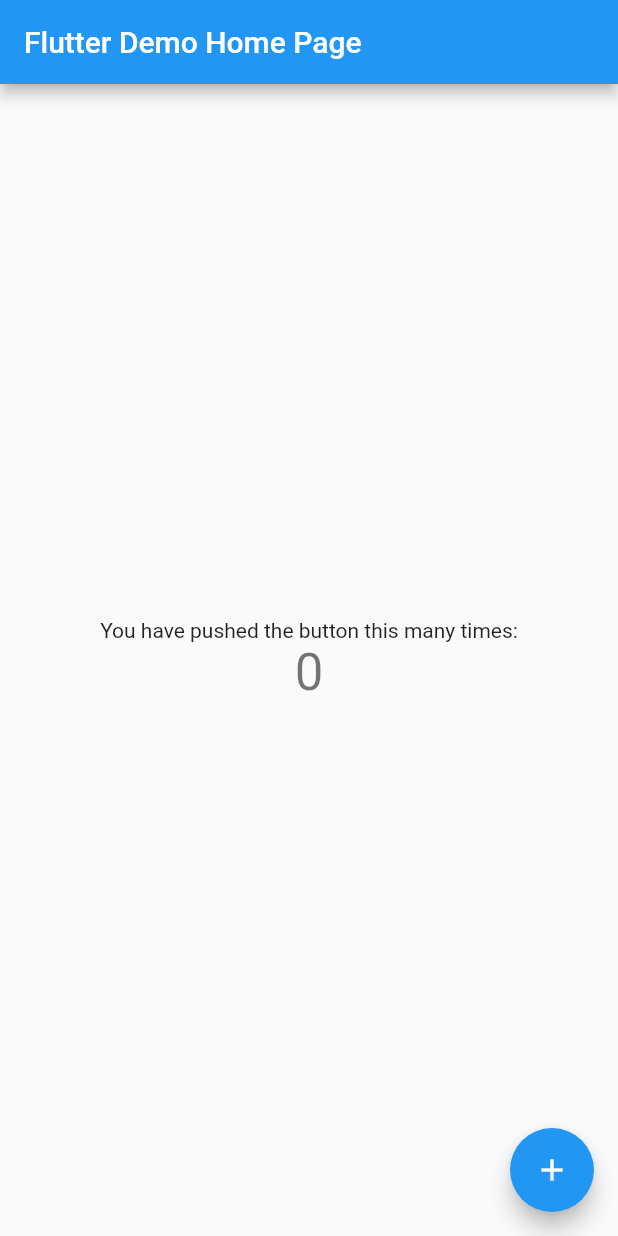
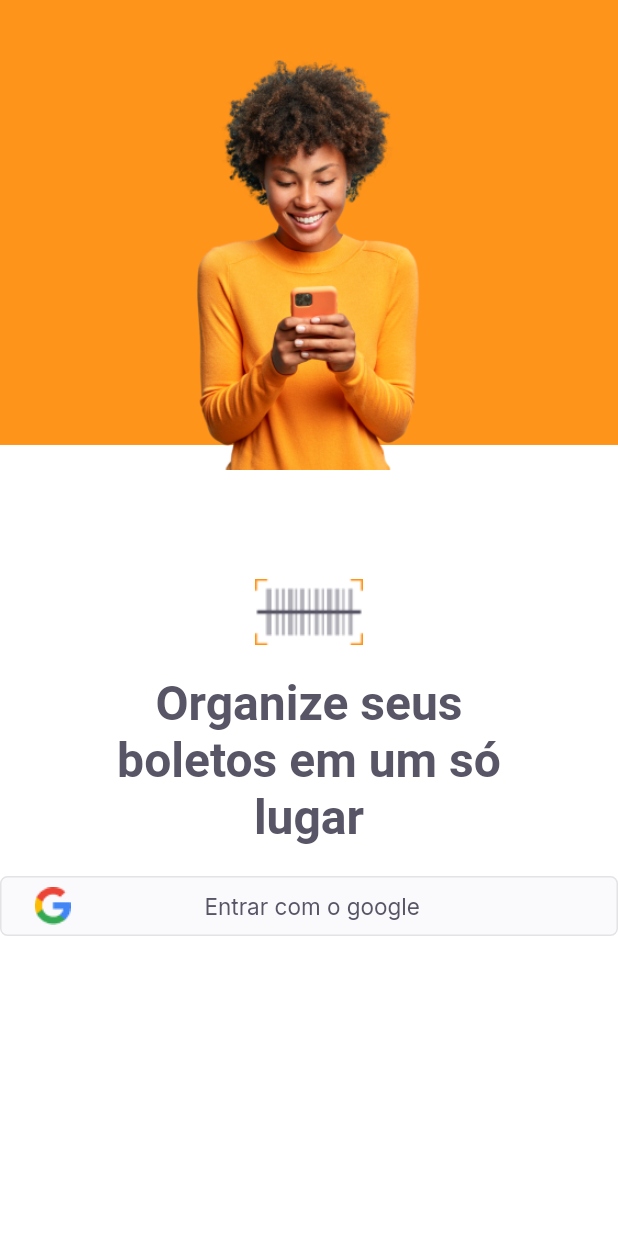
Before and after one commit to kevinraafael/NLW-Together-Flutter, a Flutter app: the screen it shows after launch, on a phone screen of 412 x 824 dp. Run offline on Flutter 3.47's test engine with Material 2 defaults, Android fonts, the phone set to English and light mode, and no system bars; our stand-ins replace google_fonts.

Commit message:
implementado splash e tela de login

```diff
--- a/lib/main.dart
+++ b/lib/main.dart
@@ -1,113 +1,19 @@
 import 'package:flutter/material.dart';
+import 'package:payflow/modules/splash/splash_page.dart';
+import 'package:payflow/shared/themes/appcolors.dart';
+import 'package:payflow/modules/login/login_page.dart';
 
 void main() {
-  runApp(MyApp());
+  runApp(AppWidget());
 }
 
-class MyApp extends StatelessWidget {
+class AppWidget extends StatelessWidget {
   // This widget is the root of your application.
   @override
   Widget build(BuildContext context) {
     return MaterialApp(
-      title: 'Flutter Demo',
-      theme: ThemeData(
-        // This is the theme of your application.
-        //
-        // Try running your application with "flutter run". You'll see the
-        // application has a blue toolbar. Then, without quitting the app, try
-        // changing the primarySwatch below to Colors.green and then invoke
-        // "hot reload" (press "r" in the console where you ran "flutter run",
-        // or simply save your changes to "hot reload" in a Flutter IDE).
-        // Notice that the counter didn't reset back to zero; the application
-        // is not restarted.
-        primarySwatch: Colors.blue,
-      ),
-      home: MyHomePage(title: 'Flutter Demo Home Page'),
-    );
+        title: 'Pay Flow',
+        theme: ThemeData(primaryColor: AppColors.primary),
+        home: LoginPage());
   }
 }
-
-class MyHomePage extends StatefulWidget {
-  MyHomePage({Key? key, required this.title}) : super(key: key);
-
-  // This widget is the home page of your application. It is stateful, meaning
-  // that it has a State object (defined below) that contains fields that affect
-  // how it looks.
-
-  // This class is the configuration for the state. It holds the values (in this
-  // case the title) provided by the parent (in this case the App widget) and
-  // used by the build method of the State. Fields in a Widget subclass are
-  // always marked "final".
-
-  final String title;
-
-  @override
-  _MyHomePageState createState() => _MyHomePageState();
-}
-
-class _MyHomePageState extends State<MyHomePage> {
-  int _counter = 0;
-
-  void _incrementCounter() {
-    setState(() {
-      // This call to setState tells the Flutter framework that something has
-      // changed in this State, which causes it to rerun the build method below
-      // so that the display can reflect the updated values. If we changed
-      // _counter without calling setState(), then the build method would not be
-      // called again, and so nothing would appear to happen.
-      _counter++;
-    });
-  }
-
-  @override
-  Widget build(BuildContext context) {
-    // This method is rerun every time setState is called, for instance as done
-    // by the _incrementCounter method above.
-    //
-    // The Flutter framework has been optimized to make rerunning build methods
-    // fast, so that you can just rebuild anything that needs updating rather
-    // than having to individually change instances of widgets.
-    return Scaffold(
-      appBar: AppBar(
-        // Here we take the value from the MyHomePage object that was created by
-        // the App.build method, and use it to set our appbar title.
-        title: Text(widget.title),
-      ),
-      body: Center(
-        // Center is a layout widget. It takes a single child and positions it
-        // in the middle of the parent.
-        child: Column(
-          // Column is also a layout widget. It takes a list of children and
-          // arranges them vertically. By default, it sizes itself to fit its
-          // children horizontally, and tries to be as tall as its parent.
-          //
-          // Invoke "debug painting" (press "p" in the console, choose the
-          // "Toggle Debug Paint" action from the Flutter Inspector in Android
-          // Studio, or the "Toggle Debug Paint" command in Visual Studio Code)
-          // to see the wireframe for each widget.
-          //
-          // Column has various properties to control how it sizes itself and
-          // how it positions its children. Here we use mainAxisAlignment to
-          // center the children vertically; the main axis here is the vertical
-          // axis because Columns are vertical (the cross axis would be
-          // horizontal).
-          mainAxisAlignment: MainAxisAlignment.center,
-          children: <Widget>[
-            Text(
-              'You have pushed the button this many times:',
-            ),
-            Text(
-              '$_counter',
-              style: Theme.of(context).textTheme.headline4,
-            ),
-          ],
-        ),
-      ),
-      floatingActionButton: FloatingActionButton(
-        onPressed: _incrementCounter,
-        tooltip: 'Increment',
-        child: Icon(Icons.add),
-      ), // This trailing comma makes auto-formatting nicer for build methods.
-    );
-  }
-}
--- /dev/null
+++ b/lib/modules/login/login_page.dart
@@ -0,0 +1,63 @@
+import 'package:flutter/material.dart';
+import 'package:payflow/shared/widgets/social_login_butoon.dart';
+import '../../shared/themes/app_images.dart';
+import '../../shared/themes/appcolors.dart';
+import '../../shared/themes/app_text_styles.dart';
+import '../../shared/widgets/social_login_butoon.dart';
+
+class LoginPage extends StatefulWidget {
+  const LoginPage({Key? key}) : super(key: key);
+
+  @override
+  _LoginaPageState createState() => _LoginaPageState();
+}
+
+class _LoginaPageState extends State<LoginPage> {
+  @override
+  Widget build(BuildContext context) {
+    final size = MediaQuery.of(context).size;
+    return (Scaffold(
+        backgroundColor: AppColors.background,
+        body: Container(
+            width: size.width,
+            height: size.height,
+            child: Stack(
+              children: [
+                Container(
+                    width: size.width,
+                    height: size.height * 0.36,
+                    color: AppColors.primary),
+                Positioned(
+                    top: 40,
+                    left: 0,
+                    right: 0,
+                    child: Image.asset(
+                      AppImages.person,
+                      width: 208,
+                      height: 273,
+                    )),
+                Positioned(
+                    bottom: 200,
+                    left: 0,
+                    right: 0,
+                    child: Column(
+                      mainAxisAlignment: MainAxisAlignment.center,
+                      crossAxisAlignment: CrossAxisAlignment.center,
+                      children: [
+                        Image.asset(AppImages.logomini),
+                        Padding(
+                          padding: const EdgeInsets.only(
+                              top: 20, left: 70, right: 70, bottom: 20),
+                          child: Text("Organize seus boletos em um só lugar",
+                              textAlign: TextAlign.center,
+                              style: TextStyles.titleHome),
+                        ),
+                        SocialoginButton()
+                      ],
+                    ))
+              ],
+            ))));
+    //main axis alignment , para realizar alinhamento em uma coluna
+    // o crossAlignment vai colocar o componente no centro
+  }
+}
--- a/lib/modules/splash/splash_page.dart
+++ b/lib/modules/splash/splash_page.dart
@@ -0,0 +1,21 @@
+import 'package:flutter/material.dart';
+import '../../shared/themes/app_images.dart';
+import '../../shared/themes/appcolors.dart';
+
+class SplashPage extends StatelessWidget {
+  const SplashPage({Key? key}) : super(key: key);
+
+  @override
+  Widget build(BuildContext context) {
+    return Scaffold(
+        backgroundColor: AppColors.background,
+        body: Stack(
+          children: [
+            Center(child: Image.asset(AppImages.union)),
+            Center(child: Image.asset(AppImages.logoFull))
+          ],
+        ));
+  } //Stack - ele eh um widghet que permite um forma de empilhamento , colocar
+  //um item por cima isso pode ser notado nessa tela ,pois ha 2 imagens , sendo
+  // uma por baixo e a outra por cima
+}
--- a/lib/shared/themes/app_images.dart
+++ b/lib/shared/themes/app_images.dart
@@ -1,3 +1,5 @@
+import 'package:flutter/material.dart';
+
 class AppImages {
   static const logoFull = "assets/images/logofull.png";
   static const logomini = "assets/images/logomini.png";
--- /dev/null
+++ b/lib/shared/widgets/social_login_butoon.dart
@@ -0,0 +1,32 @@
+import 'package:flutter/material.dart';
+import '../../shared/themes/app_images.dart';
+import '../../shared/themes/appcolors.dart';
+import '../../shared/themes/app_text_styles.dart';
+
+class SocialoginButton extends StatelessWidget {
+  const SocialoginButton({Key? key}) : super(key: key);
+
+  @override
+  Widget build(BuildContext context) {
+    return Container(
+      height: 40,
+      decoration: BoxDecoration(
+        color: AppColors.shape,
+        borderRadius: BorderRadius.circular(5),
+        border: Border.fromBorderSide(BorderSide(color: AppColors.stroke)),
+      ),
+      child: Row(children: [
+        Expanded(child: Image.asset(AppImages.google)),
+        Expanded(
+            flex: 4,
+            child: Row(
+              mainAxisAlignment: MainAxisAlignment.center,
+              children: [
+                Text(" Entrar com o google", style: TextStyles.buttonGray)
+              ],
+            )),
+        Expanded(child: Container())
+      ]),
+    );
+  }
+}
--- a/pubspec.yaml
+++ b/pubspec.yaml
@@ -44,7 +44,7 @@ flutter:
 
 
   assets:
-    - assets/images
+    - assets/images/
   #   - images/a_dot_ham.jpeg
 
   # An image asset can refer to one or more resolution-specific "variants", see
```
Also changed, not shown: pubspec.lock, 1 other file.
